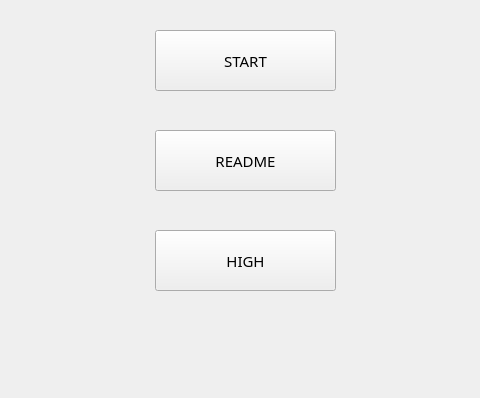
anlowee/TankGame, file TankGame/mainwindow.ui: the form before one commit; both pictures show x 85 to 565 and y 90 to 488 of the 662 by 488 pixel window.
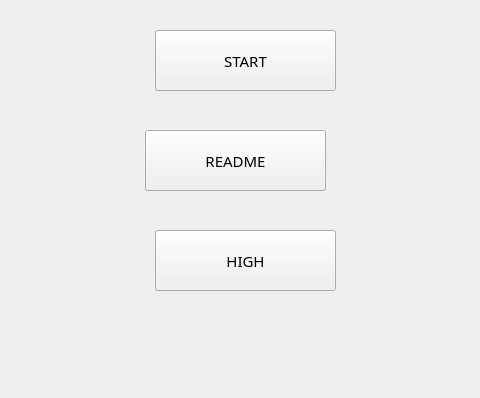
The form after the commit. Icons and pictures are not drawn.

Commit message: select window edit

```diff
--- a/TankGame/mainwindow.ui
+++ b/TankGame/mainwindow.ui
@@ -48,7 +48,7 @@
    <widget class="QPushButton" name="btn_readme">
     <property name="geometry">
      <rect>
-      <x>240</x>
+      <x>230</x>
       <y>220</y>
       <width>181</width>
       <height>61</height>
```
The commit also changes 1 other file.
